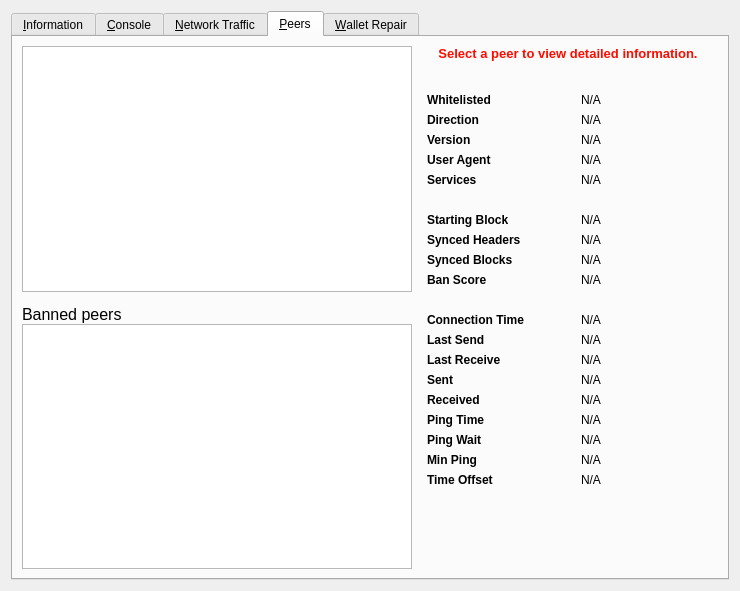
Old version of the form src/qt/forms/debugwindow.ui in the repository nutucoin/NutucoinV2.
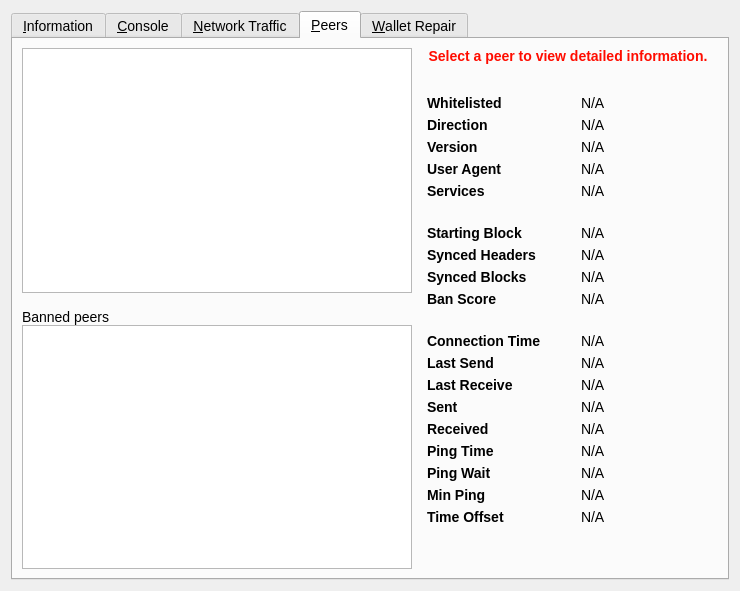
New version of the form. The open tabs and pages were chosen to show the change. Icons and pictures are not drawn. Custom widgets are drawn as their Qt base class.

Commit message: Small GUI adjustment for 'Debug window' dialog

```diff
--- a/src/qt/forms/debugwindow.ui
+++ b/src/qt/forms/debugwindow.ui
@@ -20,7 +20,7 @@
    <item>
     <widget class="QTabWidget" name="tabWidget">
      <property name="styleSheet">
-      <string notr="true"/>
+      <string notr="true">QWidget { font-size:14px;}</string>
      </property>
      <property name="currentIndex">
       <number>4</number>
@@ -1329,7 +1329,7 @@
            </property>
            <property name="font">
             <font>
-             <pointsize>12</pointsize>
+             <pointsize>-1</pointsize>
             </font>
            </property>
            <property name="cursor">
@@ -1392,7 +1392,7 @@
          </property>
          <property name="font">
           <font>
-           <pointsize>10</pointsize>
+           <pointsize>-1</pointsize>
            <weight>75</weight>
            <bold>true</bold>
           </font>
@@ -1401,7 +1401,7 @@
           <cursorShape>IBeamCursor</cursorShape>
          </property>
          <property name="styleSheet">
-          <string notr="true">QLabel {color: #ff0c00;}</string>
+          <string notr="true">QLabel {color: #ff0c00;font-weight:bold;}</string>
          </property>
          <property name="text">
           <string>Select a peer to view detailed information.</string>
@@ -1446,12 +1446,11 @@
            <widget class="QLabel" name="label_30">
             <property name="font">
              <font>
-              <weight>75</weight>
-              <bold>true</bold>
+              <pointsize>-1</pointsize>
              </font>
             </property>
             <property name="text">
-             <string>Whitelisted</string>
+             <string>&lt;b&gt;Whitelisted&lt;/b&gt;</string>
             </property>
            </widget>
           </item>
@@ -1475,12 +1474,11 @@
            <widget class="QLabel" name="label_23">
             <property name="font">
              <font>
-              <weight>75</weight>
-              <bold>true</bold>
+              <pointsize>-1</pointsize>
              </font>
             </property>
             <property name="text">
-             <string>Direction</string>
+             <string>&lt;b&gt;Direction&lt;/b&gt;</string>
             </property>
            </widget>
           </item>
@@ -1504,12 +1502,11 @@
            <widget class="QLabel" name="label_21">
             <property name="font">
              <font>
-              <weight>75</weight>
-              <bold>true</bold>
+              <pointsize>-1</pointsize>
              </font>
             </property>
             <property name="text">
-             <string>Version</string>
+             <string>&lt;b&gt;Version&lt;/b&gt;</string>
             </property>
            </widget>
           </item>
@@ -1533,12 +1530,11 @@
            <widget class="QLabel" name="label_28">
             <property name="font">
              <font>
-              <weight>75</weight>
-              <bold>true</bold>
+              <pointsize>-1</pointsize>
              </font>
             </property>
             <property name="text">
-             <string>User Agent</string>
+             <string>&lt;b&gt;User Agent&lt;/b&gt;</string>
             </property>
            </widget>
           </item>
@@ -1562,12 +1558,11 @@
            <widget class="QLabel" name="label_4">
             <property name="font">
              <font>
-              <weight>75</weight>
-              <bold>true</bold>
+              <pointsize>-1</pointsize>
              </font>
             </property>
             <property name="text">
-             <string>Services</string>
+             <string>&lt;b&gt;Services&lt;/b&gt;</string>
             </property>
            </widget>
           </item>
@@ -1591,12 +1586,11 @@
            <widget class="QLabel" name="label_29">
             <property name="font">
              <font>
-              <weight>75</weight>
-              <bold>true</bold>
+              <pointsize>-1</pointsize>
              </font>
             </property>
             <property name="text">
-             <string>Starting Block</string>
+             <string>&lt;b&gt;Starting Block&lt;/b&gt;</string>
             </property>
            </widget>
           </item>
@@ -1620,12 +1614,11 @@
            <widget class="QLabel" name="label_27">
             <property name="font">
              <font>
-              <weight>75</weight>
-              <bold>true</bold>
+              <pointsize>-1</pointsize>
              </font>
             </property>
             <property name="text">
-             <string>Synced Headers</string>
+             <string>&lt;b&gt;Synced Headers&lt;/b&gt;</string>
             </property>
            </widget>
           </item>
@@ -1649,12 +1642,11 @@
            <widget class="QLabel" name="label_25">
             <property name="font">
              <font>
-              <weight>75</weight>
-              <bold>true</bold>
+              <pointsize>-1</pointsize>
              </font>
             </property>
             <property name="text">
-             <string>Synced Blocks</string>
+             <string>&lt;b&gt;Synced Blocks&lt;/b&gt;</string>
             </property>
            </widget>
           </item>
@@ -1678,12 +1670,11 @@
            <widget class="QLabel" name="label_24">
             <property name="font">
              <font>
-              <weight>75</weight>
-              <bold>true</bold>
+              <pointsize>-1</pointsize>
              </font>
             </property>
             <property name="text">
-             <string>Ban Score</string>
+             <string>&lt;b&gt;Ban Score&lt;/b&gt;</string>
             </property>
            </widget>
           </item>
@@ -1707,12 +1698,11 @@
            <widget class="QLabel" name="label_22">
             <property name="font">
              <font>
-              <weight>75</weight>
-              <bold>true</bold>
+              <pointsize>-1</pointsize>
              </font>
             </property>
             <property name="text">
-             <string>Connection Time</string>
+             <string>&lt;b&gt;Connection Time&lt;/b&gt;</string>
             </property>
            </widget>
           </item>
@@ -1736,12 +1726,11 @@
            <widget class="QLabel" name="label_15">
             <property name="font">
              <font>
-              <weight>75</weight>
-              <bold>true</bold>
+              <pointsize>-1</pointsize>
              </font>
             </property>
             <property name="text">
-             <string>Last Send</string>
+             <string>&lt;b&gt;Last Send&lt;/b&gt;</string>
             </property>
            </widget>
           </item>
@@ -1765,12 +1754,11 @@
            <widget class="QLabel" name="label_19">
             <property name="font">
              <font>
-              <weight>75</weight>
-              <bold>true</bold>
+              <pointsize>-1</pointsize>
              </font>
             </property>
             <property name="text">
-             <string>Last Receive</string>
+             <string>&lt;b&gt;Last Receive&lt;/b&gt;</string>
             </property>
            </widget>
           </item>
@@ -1794,12 +1782,11 @@
            <widget class="QLabel" name="label_18">
             <property name="font">
              <font>
-              <weight>75</weight>
-              <bold>true</bold>
+              <pointsize>-1</pointsize>
              </font>
             </property>
             <property name="text">
-             <string>Sent</string>
+             <string>&lt;b&gt;Sent&lt;/b&gt;</string>
             </property>
            </widget>
           </item>
@@ -1823,12 +1810,11 @@
            <widget class="QLabel" name="label_20">
             <property name="font">
              <font>
-              <weight>75</weight>
-              <bold>true</bold>
+              <pointsize>-1</pointsize>
              </font>
             </property>
             <property name="text">
-             <string>Received</string>
+             <string>&lt;b&gt;Received&lt;b&gt;</string>
             </property>
            </widget>
           </item>
@@ -1852,12 +1838,11 @@
            <widget class="QLabel" name="label_26">
             <property name="font">
              <font>
-              <weight>75</weight>
-              <bold>true</bold>
+              <pointsize>-1</pointsize>
              </font>
             </property>
             <property name="text">
-             <string>Ping Time</string>
+             <string>&lt;b&gt;Ping Time&lt;/b&gt;</string>
             </property>
            </widget>
           </item>
@@ -1881,15 +1866,14 @@
            <widget class="QLabel" name="peerPingWaitLabel">
             <property name="font">
              <font>
-              <weight>75</weight>
-              <bold>true</bold>
+              <pointsize>-1</pointsize>
              </font>
             </property>
             <property name="toolTip">
              <string>The duration of a currently outstanding ping.</string>
             </property>
             <property name="text">
-             <string>Ping Wait</string>
+             <string>&lt;b&gt;Ping Wait&lt;/b&gt;</string>
             </property>
            </widget>
           </item>
@@ -1913,12 +1897,11 @@
            <widget class="QLabel" name="peerMinPingLabel">
             <property name="font">
              <font>
-              <weight>75</weight>
-              <bold>true</bold>
+              <pointsize>-1</pointsize>
              </font>
             </property>
             <property name="text">
-             <string>Min Ping</string>
+             <string>&lt;b&gt;Min Ping&lt;/b&gt;</string>
             </property>
            </widget>
           </item>
@@ -1955,12 +1938,11 @@
            <widget class="QLabel" name="label_timeoffset">
             <property name="font">
              <font>
-              <weight>75</weight>
-              <bold>true</bold>
+              <pointsize>-1</pointsize>
              </font>
             </property>
             <property name="text">
-             <string>Time Offset</string>
+             <string>&lt;b&gt;Time Offset&lt;/b&gt;</string>
             </property>
            </widget>
           </item>
```
Left out of the diff: 136 changed lines with no effect on the pictures. The commit also changes 2 other files.
